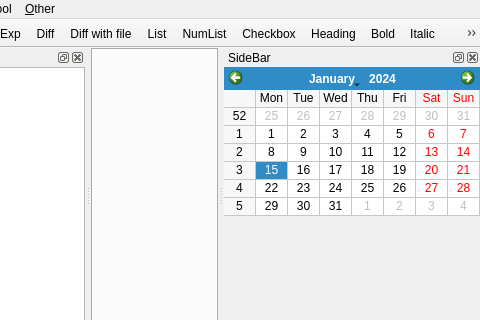
Before: the Qt Designer form viMarkdown/src/MainWindow.ui in vivisuke/viMarkdown, drawn with Qt 5; both pictures show x 221 to 701 and y 0 to 320 of the 701 by 580 pixel window.
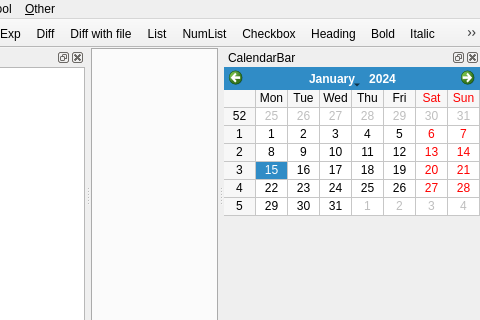
After: the same form once the commit is applied. Icons and pictures are not drawn. Custom widgets are drawn as their Qt base class.

Commit message: 0812 ◎ C 08/05 08/05 03044│問題│「SideBar」よりも「CalendarBar」の方が適切？

```diff
--- a/viMarkdown/src/MainWindow.ui
+++ b/viMarkdown/src/MainWindow.ui
@@ -381,7 +381,7 @@
   </widget>
   <widget class="QDockWidget" name="sideBar">
    <property name="windowTitle">
-    <string>SideBar</string>
+    <string>CalendarBar</string>
    </property>
    <attribute name="dockWidgetArea">
     <number>2</number>
```
Left out of the diff: 11 changed lines with no effect on the pictures. The commit also changes 4 other files.
